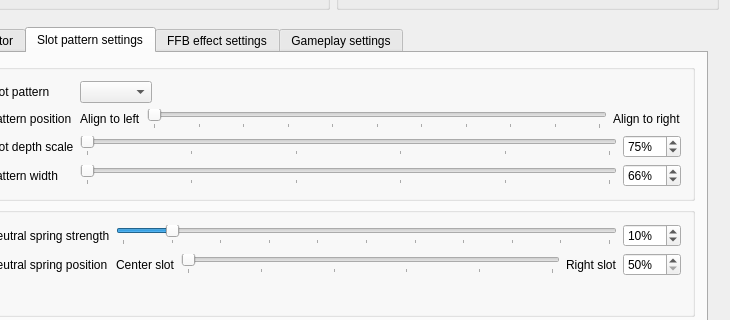
Before: the Qt Designer form BonusFFB/BonusFFB.ui in kgmonteith/BonusFFB, drawn with Qt 5; both pictures show x 171 to 901 and y 110 to 430 of the 901 by 695 pixel window.
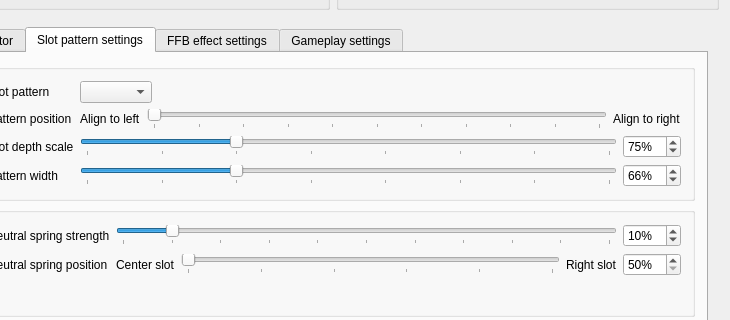
After: the same form once the commit is applied. The open tabs and pages were chosen to show the change. Icons and pictures are not drawn.

Commit message: Reduced minimum pattern width and depth to 30%

```diff
--- a/BonusFFB/BonusFFB.ui
+++ b/BonusFFB/BonusFFB.ui
@@ -575,7 +575,7 @@
                     <bool>true</bool>
                    </property>
                    <property name="minimum">
-                    <number>50</number>
+                    <number>30</number>
                    </property>
                    <property name="maximum">
                     <number>100</number>
@@ -634,7 +634,7 @@
                     <bool>true</bool>
                    </property>
                    <property name="minimum">
-                    <number>50</number>
+                    <number>30</number>
                    </property>
                    <property name="maximum">
                     <number>100</number>
```
Left out of the diff: 16 changed lines with no effect on the pictures.
